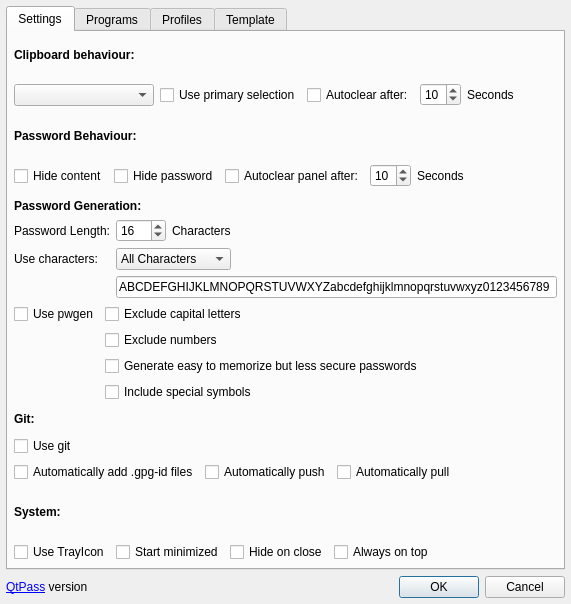
Qt form src/configdialog.ui (IJHack/QtPass) before a commit.
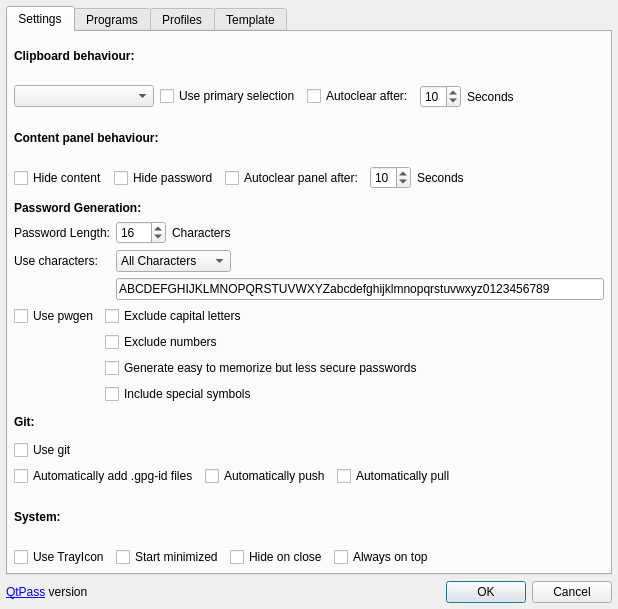
The same form after that commit. Icons and pictures are not drawn.

Commit message: Changed 'Password behaviour' label to 'Content panel behaviour', fixes #294

Diff of the .ui file:
```diff
--- a/src/configdialog.ui
+++ b/src/configdialog.ui
@@ -6,8 +6,8 @@
    <rect>
     <x>0</x>
     <y>0</y>
-    <width>571</width>
-    <height>604</height>
+    <width>618</width>
+    <height>609</height>
    </rect>
   </property>
   <property name="sizePolicy">
@@ -140,7 +140,7 @@
             </font>
            </property>
            <property name="text">
-            <string>Password Behaviour:</string>
+            <string>Content panel behaviour:</string>
            </property>
           </widget>
          </item>
```
The commit also changes 23 other files.
